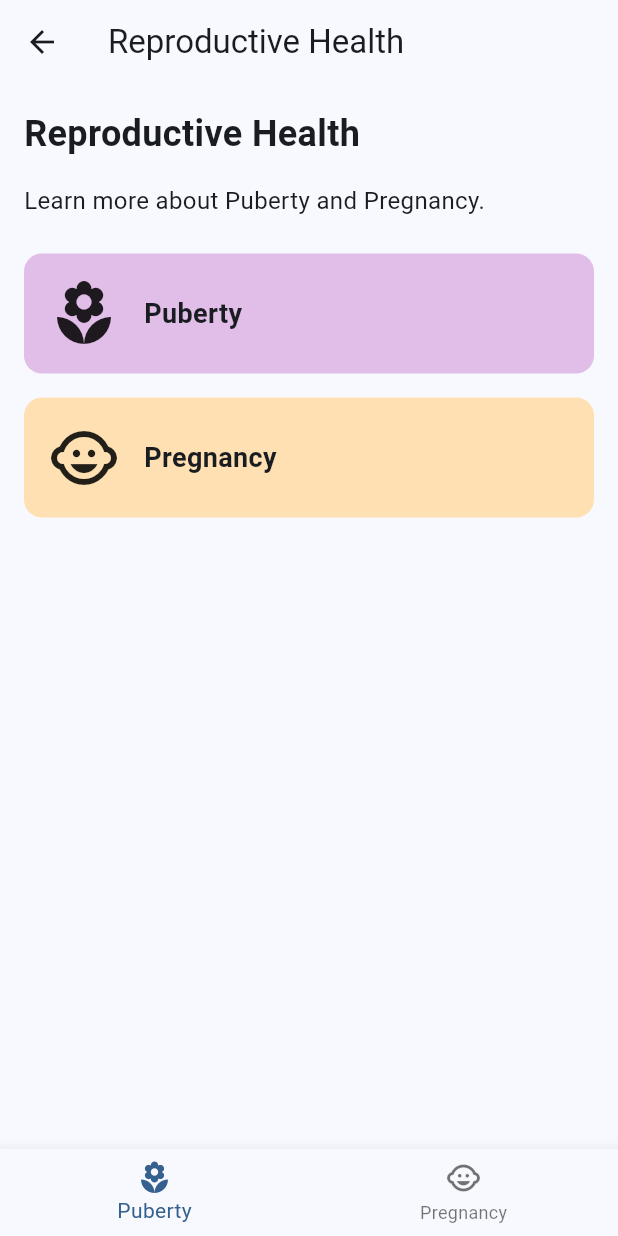
After one commit to Team-POV/She-fit-app, a Flutter app: the screen it shows after launch, after a tap on "Reproductive Health", on a phone screen of 412 x 824 dp. The commit adds this screen. Run offline on Flutter 3.47's test engine with Material 3 defaults, Android fonts, the light colour scheme and no system bars; our stand-ins replace firebase_core; accounts and stored records are empty.

Commit message:
reproductive page

```diff
--- a/lib/homepage/homepage.dart
+++ b/lib/homepage/homepage.dart
@@ -1,4 +1,5 @@
 import 'package:flutter/material.dart';
+import 'package:she_fit_app/pages/reproductivehealth.dart';
 
 void main() => runApp(SheFitApp());
 
@@ -24,7 +25,7 @@ class HomePage extends StatelessWidget {
         child: Column(
           children: [
             _buildHeader(),
-            Expanded(child: _buildMainContent()),
+            Expanded(child: _buildMainContent(context)),
             _buildBottomNavBar(),
           ],
         ),
@@ -50,7 +51,7 @@ class HomePage extends StatelessWidget {
     );
   }
 
-  Widget _buildMainContent() {
+  Widget _buildMainContent(BuildContext context) {
     return Column(
       crossAxisAlignment: CrossAxisAlignment.start,
       children: [
@@ -69,37 +70,50 @@ class HomePage extends StatelessWidget {
           ),
         ),
         SizedBox(height: 24),
-        _buildCategoryCards(),
+        _buildCategoryCards(context),
       ],
     );
   }
 
-  Widget _buildCategoryCards() {
+  Widget _buildCategoryCards(BuildContext context) {
     return Column(
       children: [
         _buildCategoryCard(
           'Reproductive Health',
           Icons.favorite,
           Colors.pink[100]!,
+          context,
         ),
         SizedBox(height: 16),
         _buildCategoryCard(
           'Fitness',
           Icons.fitness_center,
           Colors.blue[100]!,
+          context,
         ),
         SizedBox(height: 16),
         _buildCategoryCard(
           'Mental Well-being',
           Icons.self_improvement,
           Colors.green[100]!,
+          context,
         ),
       ],
     );
   }
 
-  Widget _buildCategoryCard(String title, IconData icon, Color color) {
-    return Container(
+  Widget _buildCategoryCard(
+      String title, IconData icon, Color color, BuildContext context) {
+    return GestureDetector(
+      onTap: () {
+        if (title == 'Reproductive Health') {
+          Navigator.push(
+            context,
+            MaterialPageRoute(builder: (context) => ReproductiveHealthPage()),
+          );
+        }
+      },
+      child: Container(
         margin: EdgeInsets.symmetric(horizontal: 16),
         padding: EdgeInsets.all(16),
         decoration: BoxDecoration(
@@ -116,6 +130,7 @@ class HomePage extends StatelessWidget {
             ),
           ],
         ),
+      ),
     );
   }
 
@@ -124,7 +139,8 @@ class HomePage extends StatelessWidget {
       type: BottomNavigationBarType.fixed,
       items: [
         BottomNavigationBarItem(icon: Icon(Icons.home), label: 'Home'),
-        BottomNavigationBarItem(icon: Icon(Icons.calendar_today), label: 'Track'),
+        BottomNavigationBarItem(
+            icon: Icon(Icons.calendar_today), label: 'Track'),
         BottomNavigationBarItem(icon: Icon(Icons.group), label: 'Community'),
         BottomNavigationBarItem(icon: Icon(Icons.person), label: 'Profile'),
       ],
--- /dev/null
+++ b/lib/pages/reproductivehealth.dart
@@ -0,0 +1,95 @@
+import 'package:flutter/material.dart';
+
+class ReproductiveHealthPage extends StatelessWidget {
+  @override
+  Widget build(BuildContext context) {
+    return Scaffold(
+      appBar: AppBar(
+        title: Text('Reproductive Health'),
+      ),
+      body: SafeArea(
+        child: Column(
+          children: [
+            Expanded(child: _buildMainContent()),
+            _buildBottomNavBar(),
+          ],
+        ),
+      ),
+    );
+  }
+
+  Widget _buildMainContent() {
+    return Column(
+      crossAxisAlignment: CrossAxisAlignment.start,
+      children: [
+        Padding(
+          padding: const EdgeInsets.all(16.0),
+          child: Text(
+            'Reproductive Health',
+            style: TextStyle(fontSize: 24, fontWeight: FontWeight.bold),
+          ),
+        ),
+        Padding(
+          padding: const EdgeInsets.symmetric(horizontal: 16.0),
+          child: Text(
+            'Learn more about Puberty and Pregnancy.',
+            style: TextStyle(fontSize: 16),
+          ),
+        ),
+        SizedBox(height: 24),
+        _buildCategoryCards(),
+      ],
+    );
+  }
+
+  Widget _buildCategoryCards() {
+    return Column(
+      children: [
+        _buildCategoryCard(
+          'Puberty',
+          Icons.local_florist,
+          Colors.purple[100]!,
+        ),
+        SizedBox(height: 16),
+        _buildCategoryCard(
+          'Pregnancy',
+          Icons.child_care,
+          Colors.orange[100]!,
+        ),
+      ],
+    );
+  }
+
+  Widget _buildCategoryCard(String title, IconData icon, Color color) {
+    return Container(
+      margin: EdgeInsets.symmetric(horizontal: 16),
+      padding: EdgeInsets.all(16),
+      decoration: BoxDecoration(
+        color: color,
+        borderRadius: BorderRadius.circular(12),
+      ),
+      child: Row(
+        children: [
+          Icon(icon, size: 48),
+          SizedBox(width: 16),
+          Text(
+            title,
+            style: TextStyle(fontSize: 18, fontWeight: FontWeight.bold),
+          ),
+        ],
+      ),
+    );
+  }
+
+  Widget _buildBottomNavBar() {
+    return BottomNavigationBar(
+      type: BottomNavigationBarType.fixed,
+      items: [
+        BottomNavigationBarItem(
+            icon: Icon(Icons.local_florist), label: 'Puberty'),
+        BottomNavigationBarItem(
+            icon: Icon(Icons.child_care), label: 'Pregnancy'),
+      ],
+    );
+  }
+}
```
Lines whose indentation alone changed are shown as unchanged.
